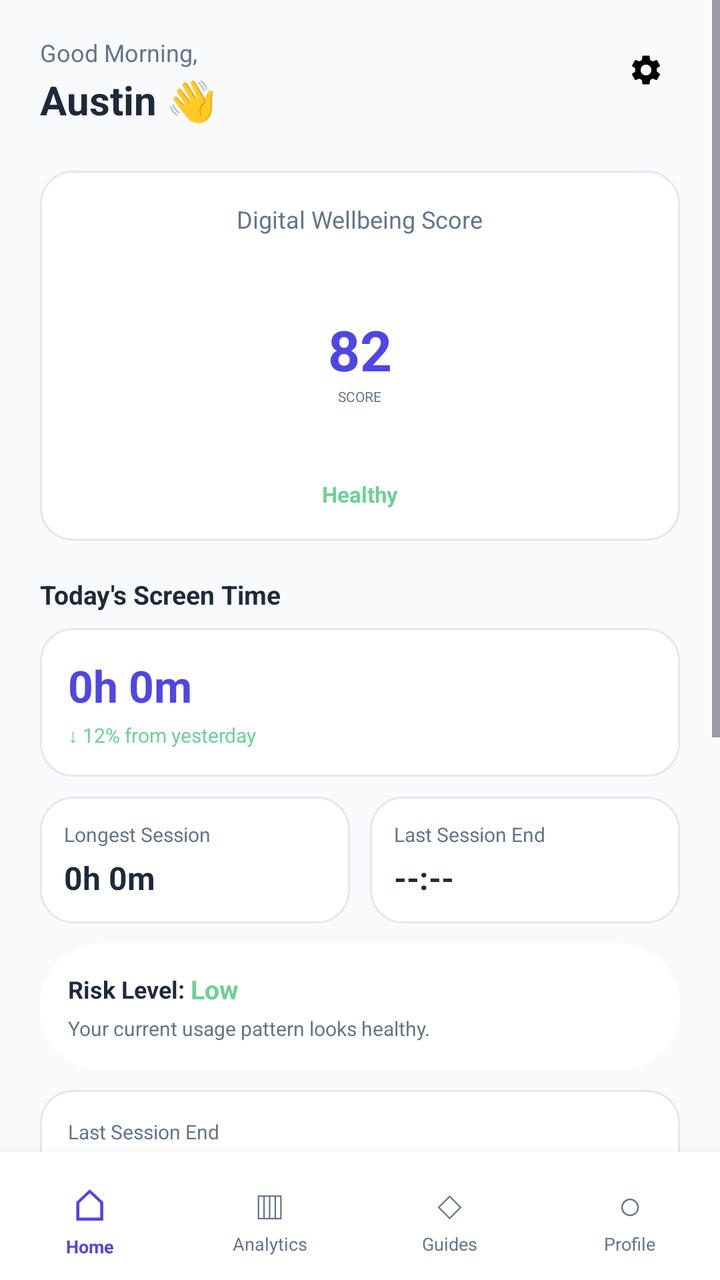
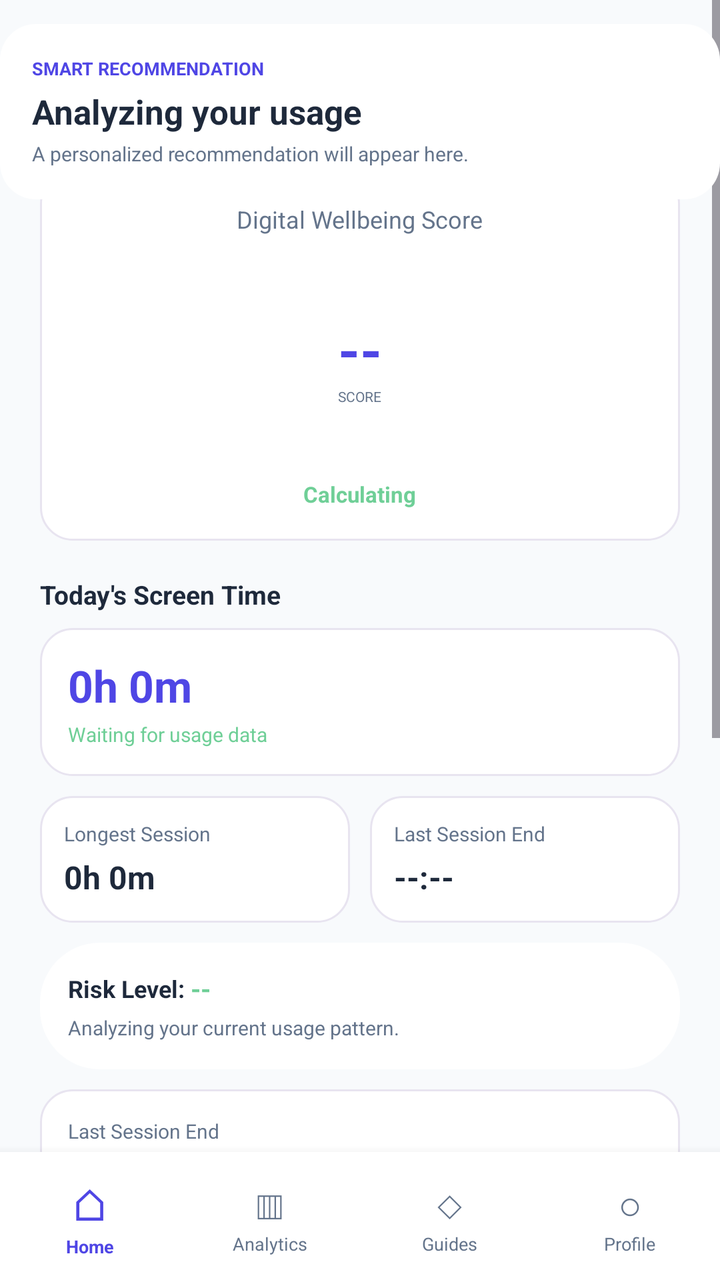

Before-and-after screenshots of an Android layout around one commit, followed by the original layout XML and the change that was made.
<!-- AndroidManifest.xml: application theme Theme.DigitalWellbeingAnalyzer -->
<!-- res/layout/activity_dashboard.xml -->
<?xml version="1.0" encoding="utf-8"?>
<RelativeLayout xmlns:android="http://schemas.android.com/apk/res/android"
    android:layout_width="match_parent"
    android:layout_height="match_parent"
    android:background="@color/background">

    <ScrollView
        android:id="@+id/homeScroll"
        android:layout_width="match_parent"
        android:layout_height="match_parent"
        android:layout_above="@id/bottomNavigation"
        android:fillViewport="true">

        <LinearLayout
            android:layout_width="match_parent"
            android:layout_height="wrap_content"
            android:orientation="vertical"
            android:paddingStart="20dp"
            android:paddingTop="18dp"
            android:paddingEnd="20dp"
            android:paddingBottom="20dp">

            

            <RelativeLayout
                android:layout_width="match_parent"
                android:layout_height="wrap_content">

                <LinearLayout
                    android:layout_width="wrap_content"
                    android:layout_height="wrap_content"
                    android:orientation="vertical">

                    <TextView
                        android:layout_width="wrap_content"
                        android:layout_height="wrap_content"
                        android:text="Good Morning,"
                        android:textColor="@color/text_secondary"
                        android:textSize="12sp" />

                    <TextView
                        android:id="@+id/welcomeText"
                        android:layout_width="wrap_content"
                        android:layout_height="wrap_content"
                        android:layout_marginTop="2dp"
                        android:text="Austin 👋"
                        android:textColor="@color/text_primary"
                        android:textSize="20sp"
                        android:textStyle="bold" />

                </LinearLayout>

                <ImageView
                    android:id="@+id/settingsButton"
                    android:layout_width="34dp"
                    android:layout_height="34dp"
                    android:layout_alignParentEnd="true"
                    android:contentDescription="Settings"
                    android:padding="8dp"
                    android:src="@drawable/ic_settings" />

            </RelativeLayout>


            

            <LinearLayout
                android:layout_width="match_parent"
                android:layout_height="wrap_content"
                android:layout_marginTop="22dp"
                android:background="@drawable/bg_white_card"
                android:gravity="center"
                android:orientation="vertical"
                android:paddingTop="16dp"
                android:paddingBottom="16dp">

                <TextView
                    android:layout_width="wrap_content"
                    android:layout_height="wrap_content"
                    android:text="Digital Wellbeing Score"
                    android:textColor="@color/text_secondary"
                    android:textSize="12sp" />

                

                <FrameLayout
                    android:layout_width="116dp"
                    android:layout_height="116dp"
                    android:layout_marginTop="4dp">

                    <ProgressBar
                        android:layout_width="match_parent"
                        android:layout_height="match_parent"
                        android:indeterminate="false"
                        android:max="100"
                        android:progress="82"
                        android:progressDrawable="@drawable/wellbeing_score_ring" />

                    <LinearLayout
                        android:layout_width="match_parent"
                        android:layout_height="match_parent"
                        android:gravity="center"
                        android:orientation="vertical">

                        <TextView
                            android:id="@+id/wellbeingScoreText"
                            android:layout_width="wrap_content"
                            android:layout_height="wrap_content"
                            android:text="82"
                            android:textColor="@color/primary"
                            android:textSize="28sp"
                            android:textStyle="bold" />

                        <TextView
                            android:layout_width="wrap_content"
                            android:layout_height="wrap_content"
                            android:text="SCORE"
                            android:textColor="@color/text_secondary"
                            android:textSize="7sp" />

                    </LinearLayout>

                </FrameLayout>

                <TextView
                    android:id="@+id/wellbeingStatusText"
                    android:layout_width="wrap_content"
                    android:layout_height="wrap_content"
                    android:layout_marginTop="2dp"
                    android:text="Healthy"
                    android:textColor="@color/secondary"
                    android:textSize="11sp"
                    android:textStyle="bold" />

            </LinearLayout>


            

            <TextView
                android:layout_width="wrap_content"
                android:layout_height="wrap_content"
                android:layout_marginTop="18dp"
                android:text="Today's Screen Time"
                android:textColor="@color/text_primary"
                android:textSize="13sp"
                android:textStyle="bold" />

            <LinearLayout
                android:layout_width="match_parent"
                android:layout_height="wrap_content"
                android:layout_marginTop="8dp"
                android:background="@drawable/bg_white_card"
                android:orientation="vertical"
                android:padding="14dp">

                <TextView
                    android:id="@+id/screenTimeText"
                    android:layout_width="wrap_content"
                    android:layout_height="wrap_content"
                    android:text="0h 0m"
                    android:textColor="@color/primary"
                    android:textSize="22sp"
                    android:textStyle="bold" />

                <TextView
                    android:id="@+id/screenTimeChangeText"
                    android:layout_width="wrap_content"
                    android:layout_height="wrap_content"
                    android:layout_marginTop="3dp"
                    android:text="↓ 12% from yesterday"
                    android:textColor="@color/secondary"
                    android:textSize="10sp" />

            </LinearLayout>


            

            <LinearLayout
                android:layout_width="match_parent"
                android:layout_height="wrap_content"
                android:layout_marginTop="10dp"
                android:orientation="horizontal">

                <LinearLayout
                    android:layout_width="0dp"
                    android:layout_height="wrap_content"
                    android:layout_weight="1"
                    android:background="@drawable/bg_white_card"
                    android:orientation="vertical"
                    android:padding="12dp">

                    <TextView
                        android:layout_width="wrap_content"
                        android:layout_height="wrap_content"
                        android:text="Longest Session"
                        android:textColor="@color/text_secondary"
                        android:textSize="10sp" />

                    <TextView
                        android:id="@+id/longestSessionText"
                        android:layout_width="wrap_content"
                        android:layout_height="wrap_content"
                        android:layout_marginTop="4dp"
                        android:text="0h 0m"
                        android:textColor="@color/text_primary"
                        android:textSize="16sp"
                        android:textStyle="bold" />

                </LinearLayout>

                <Space
                    android:layout_width="10dp"
                    android:layout_height="1dp" />

                <LinearLayout
                    android:layout_width="0dp"
                    android:layout_height="wrap_content"
                    android:layout_weight="1"
                    android:background="@drawable/bg_white_card"
                    android:orientation="vertical"
                    android:padding="12dp">

                    <TextView
                        android:layout_width="wrap_content"
                        android:layout_height="wrap_content"
                        android:text="Last Session End"
                        android:textColor="@color/text_secondary"
                        android:textSize="10sp" />

                    <TextView
                        android:id="@+id/lastSessionText"
                        android:layout_width="wrap_content"
                        android:layout_height="wrap_content"
                        android:layout_marginTop="4dp"
                        android:text="--:--"
                        android:textColor="@color/text_primary"
                        android:textSize="16sp"
                        android:textStyle="bold" />

                </LinearLayout>

            </LinearLayout>


            

            <LinearLayout
                android:layout_width="match_parent"
                android:layout_height="wrap_content"
                android:layout_marginTop="10dp"
                android:background="@drawable/bg_risk_status"
                android:orientation="vertical"
                android:padding="14dp">

                <LinearLayout
                    android:layout_width="match_parent"
                    android:layout_height="wrap_content"
                    android:orientation="horizontal"
                    android:gravity="center_vertical">

                    <TextView
                        android:layout_width="wrap_content"
                        android:layout_height="wrap_content"
                        android:text="Risk Level: "
                        android:textColor="@color/text_primary"
                        android:textSize="12sp"
                        android:textStyle="bold" />

                    <TextView
                        android:id="@+id/riskLevelText"
                        android:layout_width="wrap_content"
                        android:layout_height="wrap_content"
                        android:text="Low"
                        android:textColor="@color/secondary"
                        android:textSize="13sp"
                        android:textStyle="bold" />

                </LinearLayout>

                <TextView
                    android:id="@+id/riskDescriptionText"
                    android:layout_width="match_parent"
                    android:layout_height="wrap_content"
                    android:layout_marginTop="4dp"
                    android:text="Your current usage pattern looks healthy."
                    android:textColor="@color/text_secondary"
                    android:textSize="10sp" />

            </LinearLayout>


            

            <LinearLayout
                android:layout_width="match_parent"
                android:layout_height="wrap_content"
                android:layout_marginTop="10dp"
                android:background="@drawable/bg_white_card"
                android:orientation="vertical"
                android:padding="14dp">

                <TextView
                    android:layout_width="wrap_content"
                    android:layout_height="wrap_content"
                    android:text="Last Session End"
                    android:textColor="@color/text_secondary"
                    android:textSize="10sp" />

                <TextView
                    android:id="@+id/sleepMessageText"
                    android:layout_width="wrap_content"
                    android:layout_height="wrap_content"
                    android:layout_marginTop="3dp"
                    android:text="Bedtime screen use can affect sleep."
                    android:textColor="@color/text_primary"
                    android:textSize="11sp" />

            </LinearLayout>


            

            <TextView
                android:layout_width="wrap_content"
                android:layout_height="wrap_content"
                android:layout_marginTop="18dp"
                android:text="Daily Breakdown"
                android:textColor="@color/text_primary"
                android:textSize="13sp"
                android:textStyle="bold" />

            <LinearLayout
                android:layout_width="match_parent"
                android:layout_height="wrap_content"
                android:layout_marginTop="8dp"
                android:background="@drawable/bg_white_card"
                android:gravity="center_vertical"
                android:orientation="horizontal"
                android:padding="14dp">

                

                <FrameLayout
                    android:layout_width="88dp"
                    android:layout_height="88dp">

                    <View
                        android:layout_width="match_parent"
                        android:layout_height="match_parent"
                        android:background="@drawable/daily_breakdown_ring" />

                </FrameLayout>

                <TextView
                    android:id="@+id/dailyBreakdownText"
                    android:layout_width="0dp"
                    android:layout_height="wrap_content"
                    android:layout_marginStart="18dp"
                    android:layout_weight="1"
                    android:text="● Study                 45%&#10;● Social                30%&#10;● Miscellaneous         25%"
                    android:textColor="@color/text_primary"
                    android:textSize="10sp"
                    android:lineSpacingExtra="5dp" />

            </LinearLayout>


            

            <LinearLayout
                android:layout_width="match_parent"
                android:layout_height="wrap_content"
                android:layout_marginTop="12dp"
                android:background="@drawable/bg_confidence_card"
                android:orientation="vertical"
                android:padding="16dp">

                <TextView
                    android:layout_width="wrap_content"
                    android:layout_height="wrap_content"
                    android:text="WEEKLY CHALLENGE"
                    android:textColor="@color/primary"
                    android:textSize="9sp"
                    android:textStyle="bold" />

                <TextView
                    android:layout_width="wrap_content"
                    android:layout_height="wrap_content"
                    android:layout_marginTop="4dp"
                    android:text="Focus on Flow State"
                    android:textColor="@color/text_primary"
                    android:textSize="17sp"
                    android:textStyle="bold" />

                <TextView
                    android:layout_width="match_parent"
                    android:layout_height="wrap_content"
                    android:layout_marginTop="3dp"
                    android:text="Try 3 hours of non-interrupted focused time this week."
                    android:textColor="@color/text_secondary"
                    android:textSize="10sp" />

            </LinearLayout>

            <Space
                android:layout_width="match_parent"
                android:layout_height="16dp" />

        </LinearLayout>

    </ScrollView>


    

    <LinearLayout
        android:id="@+id/bottomNavigation"
        android:layout_width="match_parent"
        android:layout_height="64dp"
        android:layout_alignParentBottom="true"
        android:background="@color/surface"
        android:elevation="8dp"
        android:gravity="center"
        android:orientation="horizontal">

        

        <LinearLayout
            android:id="@+id/navHome"
            android:layout_width="0dp"
            android:layout_height="match_parent"
            android:layout_weight="1"
            android:gravity="center"
            android:orientation="vertical"
            android:padding="5dp">

            <TextView
                android:layout_width="wrap_content"
                android:layout_height="wrap_content"
                android:text="⌂"
                android:textColor="@color/primary"
                android:textSize="22sp" />

            <TextView
                android:layout_width="wrap_content"
                android:layout_height="wrap_content"
                android:text="Home"
                android:textColor="@color/primary"
                android:textSize="9sp"
                android:textStyle="bold" />

        </LinearLayout>


        

        <LinearLayout
            android:id="@+id/navAnalytics"
            android:layout_width="0dp"
            android:layout_height="match_parent"
            android:layout_weight="1"
            android:gravity="center"
            android:orientation="vertical"
            android:padding="5dp">

            <TextView
                android:layout_width="wrap_content"
                android:layout_height="wrap_content"
                android:text="▥"
                android:textColor="@color/text_secondary"
                android:textSize="20sp" />

            <TextView
                android:layout_width="wrap_content"
                android:layout_height="wrap_content"
                android:text="Analytics"
                android:textColor="@color/text_secondary"
                android:textSize="9sp" />

        </LinearLayout>


        

        <LinearLayout
            android:id="@+id/navGuides"
            android:layout_width="0dp"
            android:layout_height="match_parent"
            android:layout_weight="1"
            android:gravity="center"
            android:orientation="vertical"
            android:padding="5dp">

            <TextView
                android:layout_width="wrap_content"
                android:layout_height="wrap_content"
                android:text="◇"
                android:textColor="@color/text_secondary"
                android:textSize="20sp" />

            <TextView
                android:layout_width="wrap_content"
                android:layout_height="wrap_content"
                android:text="Guides"
                android:textColor="@color/text_secondary"
                android:textSize="9sp" />

        </LinearLayout>


        

        <LinearLayout
            android:id="@+id/navProfile"
            android:layout_width="0dp"
            android:layout_height="match_parent"
            android:layout_weight="1"
            android:gravity="center"
            android:orientation="vertical"
            android:padding="5dp">

            <TextView
                android:layout_width="wrap_content"
                android:layout_height="wrap_content"
                android:text="○"
                android:textColor="@color/text_secondary"
                android:textSize="20sp" />

            <TextView
                android:layout_width="wrap_content"
                android:layout_height="wrap_content"
                android:text="Profile"
                android:textColor="@color/text_secondary"
                android:textSize="9sp" />

        </LinearLayout>

    </LinearLayout>

</RelativeLayout>
<!-- resources referenced by this layout -->
<resources>
  <color name="background">#F8FAFC</color>
  <color name="primary">#4F46E5</color>
  <color name="secondary">#6FCF97</color>
  <color name="surface">#FFFFFF</color>
  <color name="text_primary">#1E293B</color>
  <color name="text_secondary">#64748B</color>
  <!-- drawable bg_confidence_card (drawable) -->
  <?xml version="1.0" encoding="utf-8"?>
  <shape xmlns:android="http://schemas.android.com/apk/res/android"
      android:shape="rectangle">
  
      <solid android:color="@color/surface" />
  
      <corners android:radius="18dp" />
  
      <padding
          android:left="12dp"
          android:top="12dp"
          android:right="12dp"
          android:bottom="12dp" />
  
  </shape>
  <!-- drawable bg_risk_status (drawable) -->
  <?xml version="1.0" encoding="utf-8"?>
  <shape xmlns:android="http://schemas.android.com/apk/res/android"
      android:shape="rectangle">
  
      <solid android:color="@color/surface" />
  
      <corners android:radius="30dp" />
  
      <padding
          android:left="16dp"
          android:top="6dp"
          android:right="16dp"
          android:bottom="6dp" />
  
  </shape>
  <!-- drawable bg_white_card (drawable) -->
  <?xml version="1.0" encoding="utf-8"?>
  <shape xmlns:android="http://schemas.android.com/apk/res/android"
      android:shape="rectangle">
  
      <solid android:color="@color/surface" />
  
      <corners android:radius="16dp" />
  
      <stroke
          android:width="1dp"
          android:color="#E8E4F0" />
  
  </shape>
  <!-- drawable daily_breakdown_ring (drawable) -->
  <?xml version="1.0" encoding="utf-8"?>
  <layer-list xmlns:android="http://schemas.android.com/apk/res/android">
  
      <item>
          <shape
              android:shape="ring"
              android:innerRadiusRatio="2.4"
              android:thicknessRatio="0.32"
              android:useLevel="false">
  
              <solid android:color="@color/primary" />
  
          </shape>
      </item>
  
  </layer-list>
  <!-- drawable wellbeing_score_ring (drawable) -->
  <?xml version="1.0" encoding="utf-8"?>
  <layer-list xmlns:android="http://schemas.android.com/apk/res/android">
  
      <item>
          <shape android:shape="ring"
              android:innerRadiusRatio="3.2"
              android:thicknessRatio="0.13"
              android:useLevel="false">
  
              <solid android:color="#E6E3F8" />
  
          </shape>
      </item>
  
      <item>
          <shape android:shape="ring"
              android:innerRadiusRatio="3.2"
              android:thicknessRatio="0.13"
              android:useLevel="true">
  
              <solid android:color="@color/primary" />
  
          </shape>
      </item>
  
  </layer-list>
  <style name="Theme.DigitalWellbeingAnalyzer" parent="Base.Theme.DigitalWellbeingAnalyzer" />
  <style name="Base.Theme.DigitalWellbeingAnalyzer" parent="Theme.Material3.DayNight.NoActionBar">
          
          
      </style>
  <!-- unchanged entries left out for length: 1 -->
</resources>

<!-- the commit's change to res/layout/activity_dashboard.xml (unified diff, before → after) -->
@@ -89,11 +89,12 @@
                     android:layout_marginTop="4dp">
 
                     <ProgressBar
+                        android:id="@+id/wellbeingScoreProgress"
                         android:layout_width="match_parent"
                         android:layout_height="match_parent"
                         android:indeterminate="false"
                         android:max="100"
-                        android:progress="82"
+                        android:progress="0"
                         android:progressDrawable="@drawable/wellbeing_score_ring" />
 
                     <LinearLayout
@@ -106,7 +107,7 @@
                             android:id="@+id/wellbeingScoreText"
                             android:layout_width="wrap_content"
                             android:layout_height="wrap_content"
-                            android:text="82"
+                            android:text="--"
                             android:textColor="@color/primary"
                             android:textSize="28sp"
                             android:textStyle="bold" />
@@ -127,7 +128,7 @@
                     android:layout_width="wrap_content"
                     android:layout_height="wrap_content"
                     android:layout_marginTop="2dp"
-                    android:text="Healthy"
+                    android:text="Calculating"
                     android:textColor="@color/secondary"
                     android:textSize="11sp"
                     android:textStyle="bold" />
@@ -168,7 +169,7 @@
                     android:layout_width="wrap_content"
                     android:layout_height="wrap_content"
                     android:layout_marginTop="3dp"
-                    android:text="↓ 12% from yesterday"
+                    android:text="Waiting for usage data"
                     android:textColor="@color/secondary"
                     android:textSize="10sp" />
 
@@ -272,7 +273,7 @@
                         android:id="@+id/riskLevelText"
                         android:layout_width="wrap_content"
                         android:layout_height="wrap_content"
-                        android:text="Low"
+                        android:text="--"
                         android:textColor="@color/secondary"
                         android:textSize="13sp"
                         android:textStyle="bold" />
@@ -284,7 +285,7 @@
                     android:layout_width="match_parent"
                     android:layout_height="wrap_content"
                     android:layout_marginTop="4dp"
-                    android:text="Your current usage pattern looks healthy."
+                    android:text="Analyzing your current usage pattern."
                     android:textColor="@color/text_secondary"
                     android:textSize="10sp" />
 
@@ -359,7 +360,7 @@
                     android:layout_height="wrap_content"
                     android:layout_marginStart="18dp"
                     android:layout_weight="1"
-                    android:text="● Study                 45%&#10;● Social                30%&#10;● Miscellaneous         25%"
+                    android:text="Waiting for usage data"
                     android:textColor="@color/text_primary"
                     android:textSize="10sp"
                     android:lineSpacingExtra="5dp" />
@@ -367,6 +368,7 @@
             </LinearLayout>
 
 
+            
             
 
             <LinearLayout
@@ -380,25 +382,27 @@
                 <TextView
                     android:layout_width="wrap_content"
                     android:layout_height="wrap_content"
-                    android:text="WEEKLY CHALLENGE"
+                    android:text="SMART RECOMMENDATION"
                     android:textColor="@color/primary"
                     android:textSize="9sp"
                     android:textStyle="bold" />
 
                 <TextView
+                    android:id="@+id/recommendationTitleText"
                     android:layout_width="wrap_content"
                     android:layout_height="wrap_content"
                     android:layout_marginTop="4dp"
-                    android:text="Focus on Flow State"
+                    android:text="Analyzing your usage"
                     android:textColor="@color/text_primary"
                     android:textSize="17sp"
                     android:textStyle="bold" />
 
                 <TextView
+                    android:id="@+id/recommendationDescriptionText"
                     android:layout_width="match_parent"
                     android:layout_height="wrap_content"
                     android:layout_marginTop="3dp"
-                    android:text="Try 3 hours of non-interrupted focused time this week."
+                    android:text="A personalized recommendation will appear here."
                     android:textColor="@color/text_secondary"
                     android:textSize="10sp" />
 
@@ -411,6 +415,44 @@
         </LinearLayout>
 
     </ScrollView>
+    
+
+    <LinearLayout
+        android:layout_width="match_parent"
+        android:layout_height="wrap_content"
+        android:layout_marginTop="12dp"
+        android:background="@drawable/bg_confidence_card"
+        android:orientation="vertical"
+        android:padding="16dp">
+
+        <TextView
+            android:layout_width="wrap_content"
+            android:layout_height="wrap_content"
+            android:text="SMART RECOMMENDATION"
+            android:textColor="@color/primary"
+            android:textSize="9sp"
+            android:textStyle="bold" />
+
+        <TextView
+            android:id="@+id/recommendationTitleText"
+            android:layout_width="wrap_content"
+            android:layout_height="wrap_content"
+            android:layout_marginTop="4dp"
+            android:text="Analyzing your usage"
+            android:textColor="@color/text_primary"
+            android:textSize="17sp"
+            android:textStyle="bold" />
+
+        <TextView
+            android:id="@+id/recommendationDescriptionText"
+            android:layout_width="match_parent"
+            android:layout_height="wrap_content"
+            android:layout_marginTop="3dp"
+            android:text="A personalized recommendation will appear here."
+            android:textColor="@color/text_secondary"
+            android:textSize="10sp" />
+
+    </LinearLayout>
 
 
     
